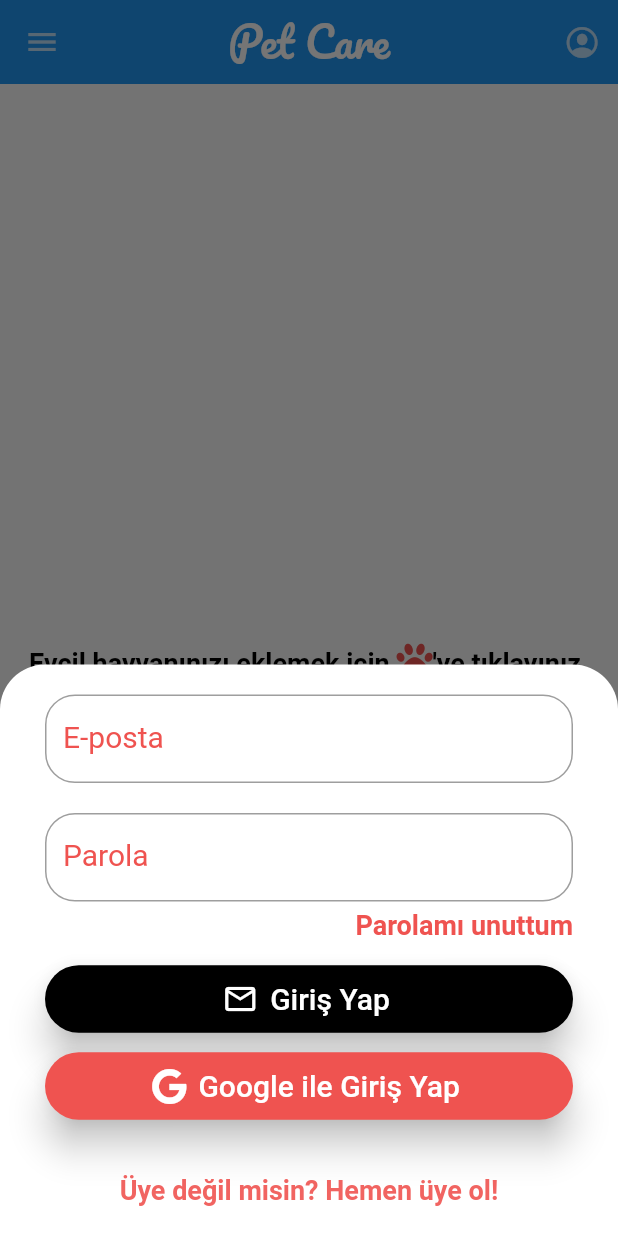
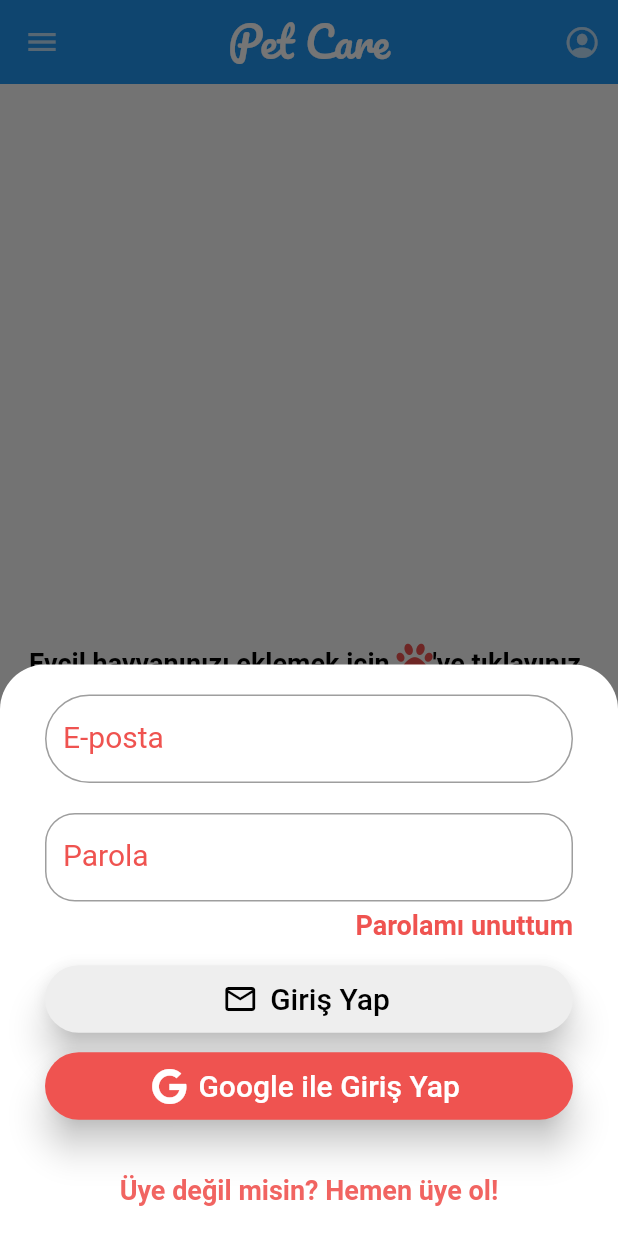
Before and after one commit to fatihy101/petCare, a Flutter app: the screen it shows after launch, after a tap on an icon or button, on a phone screen of 412 x 824 dp. Run offline on Flutter 3.47's test engine with Material 2 defaults, Android fonts, the phone set to English and light mode, and no system bars; our stand-ins replace expandable, firebase_auth, firebase_core, flutter_spinkit, font_awesome_flutter, get and 3 more; missing offline and left inert: day_night_time_picker; accounts and stored records are empty; Roboto replaces fonts that are missing (Courgette).

Commit message:
login controller improved.  Sign up page added.

```diff
--- a/lib/app.dart
+++ b/lib/app.dart
@@ -4,6 +4,7 @@ import 'package:google_fonts/google_fonts.dart';
 import 'package:pet_care/pages/add_pet/add_pet_view.dart';
 import 'package:pet_care/pages/home/home_bindings.dart';
 import 'package:pet_care/pages/login/login_view.dart';
+import 'package:pet_care/pages/sign_up/sign_up_view.dart';
 import 'package:pet_care/pages/splash_screen/splash_screen_view.dart';
 import 'package:pet_care/pages/home/home_view.dart';
 
@@ -24,6 +25,7 @@ class App extends StatelessWidget {
         GetPage(name: "/login", page: () =>  LoginView()),
         GetPage(name: "/home", page: () => HomeView(), binding: HomeBindings()),
         GetPage(name: "/add_pet", page: () => AddPetView()),
+        GetPage(name: "/sign_up", page: () => SignUpView()),
       ],
     );
   }
--- a/lib/pages/home/home_view.dart
+++ b/lib/pages/home/home_view.dart
@@ -59,10 +59,7 @@ class HomeView extends StatelessWidget {
                   : Padding(
                     padding: EdgeInsets.only(right: 8.0),
                     child: InkWell(
-                        onTap: () => Get.dialog(Padding(
-                          padding: const EdgeInsets.all(8.0),
-                          child: UserProfileView(),
-                        )),
+                        onTap: () => Get.bottomSheet(UserProfileView()),
                         child: CircleAvatar(
                           backgroundImage: NetworkImage(
                               _authentication.currentUser?.photoURL ??
--- a/lib/pages/login/login_view.dart
+++ b/lib/pages/login/login_view.dart
@@ -27,6 +27,12 @@ class LoginView extends StatelessWidget {
           child: Column(
             children: [
               TextFormField(
+                validator: (value) {
+                  if (!Authentication.isEmailValid(value!))
+                    return "Geçerli bir e-posta giriniz.";
+                },
+                onChanged: _controller.setSubmitOnChange,
+                style: TextStyle(color: Colors.black),
                 controller: _controller.emailController,
                 cursorColor: Get.theme.primaryColor,
                 keyboardType: TextInputType.emailAddress,
@@ -34,18 +40,31 @@ class LoginView extends StatelessWidget {
                     labelText: "E-posta",
                     labelStyle: GoogleFonts.courgette(
                         fontSize: 20, color: Get.theme.primaryColor),
+                    focusedBorder: OutlineInputBorder(
+                        borderSide: BorderSide(color: Get.theme.primaryColor),
+                        borderRadius: BorderRadius.circular(10)),
                     border: OutlineInputBorder(
-                        borderRadius: BorderRadius.circular(20))),
+                        borderRadius: BorderRadius.circular(100))),
               ),
               SizedBox(height: 20),
               TextFormField(
+                onChanged: _controller.setSubmitOnChange,
+                style: TextStyle(color: Colors.black),
                 controller: _controller.passwordController,
                 keyboardType: TextInputType.visiblePassword,
+                cursorColor: Get.theme.primaryColor,
+                validator: (value) {
+                  if (value!.length < 8)
+                    return "Parolanız 8 karakterden uzun olmalı.";
+                },
                 obscureText: true,
                 decoration: InputDecoration(
                     labelText: "Parola",
                     labelStyle: GoogleFonts.courgette(
                         fontSize: 20, color: Get.theme.primaryColor),
+                    focusedBorder: OutlineInputBorder(
+                        borderSide: BorderSide(color: Get.theme.primaryColor),
+                        borderRadius: BorderRadius.circular(10)),
                     border: OutlineInputBorder(
                         borderRadius: BorderRadius.circular(20))),
               ),
@@ -60,16 +79,31 @@ class LoginView extends StatelessWidget {
                         fontWeight: FontWeight.bold),
                   )),
               SizedBox(height: 15),
-              BlockIconButton(
-                  onPressed: () {
-                    Get.back();
-                  },
-                  color: Colors.black,
+              Obx(
+                () => BlockIconButton(
+                  onPressed: _controller.submitEnabled.value
+                      ? () {
+                          _controller.submit();
+                          //Get.back();
+                        }
+                      : null,
+                  color: _controller.submitEnabled.value
+                      ? Colors.black
+                      : Colors.grey.shade200,
                   icon: Icon(
                     Icons.mail_outline,
-                    color: Colors.white,
+                    color: _controller.submitEnabled.value
+                        ? Colors.white
+                        : Colors.black,
                   ),
-                  text: "Giriş Yap"),
+                  textWidget: Text("Giriş Yap",
+                      style: GoogleFonts.courgette(
+                          fontSize: 20,
+                          color: _controller.submitEnabled.value
+                              ? Colors.white
+                              : Colors.black)),
+                ),
+              ),
               SizedBox(height: 10),
               BlockIconButton(
                   onPressed: () async {
@@ -82,7 +116,9 @@ class LoginView extends StatelessWidget {
                     color: Colors.white,
                   ),
                   text: "Google ile Giriş Yap"),
-              Container(
+              InkWell(
+                onTap: () => Get.toNamed("sign_up"),
+                child: Container(
                     padding: EdgeInsets.only(top: 35),
                     child: Text(
                       "Üye değil misin? Hemen üye ol!",
@@ -91,6 +127,7 @@ class LoginView extends StatelessWidget {
                           fontSize: 18,
                           fontWeight: FontWeight.w600),
                     )),
+              ),
             ],
           ),
         ),
--- a/lib/widgets/block_icon_button.dart
+++ b/lib/widgets/block_icon_button.dart
@@ -2,17 +2,19 @@ import 'package:flutter/material.dart';
 import 'package:google_fonts/google_fonts.dart';
 
 class BlockIconButton extends StatelessWidget {
-  final VoidCallback onPressed;
+  final VoidCallback? onPressed;
   final Color color;
   final Widget icon;
-  final String text;
+  final String? text;
+  final Text? textWidget;
 
   const BlockIconButton(
       {Key? key,
-      required this.onPressed,
+      this.onPressed,
+      this.text,
       required this.color,
       required this.icon,
-      required this.text})
+      this.textWidget})
       : super(key: key);
 
   @override
@@ -26,10 +28,10 @@ class BlockIconButton extends StatelessWidget {
         minimumSize: MaterialStateProperty.all(Size(double.infinity, 45)),
       ),
       icon: icon,
-      label: Text(
-        text,
+      label: text != null ? Text(
+        text!,
         style: GoogleFonts.courgette(fontSize: 20, color: Colors.white),
-      ),
+      ): textWidget!,
     );
   }
 }
```
Also changed, not shown: lib/pages/login/login_controller.dart (+11 -0 lines), lib/pages/sign_up/sign_up_view.dart (added, +8 -0 lines), lib/pages/user_profile/user_profile_view.dart (+16 -0 lines), lib/services/authentication.dart (+7 -0 lines), lib/widgets/profile_row.dart (added, +50 -0 lines), lib/pages/sign_up/sign_up_controller.dart (added). Lines whose indentation alone changed are shown as unchanged.
